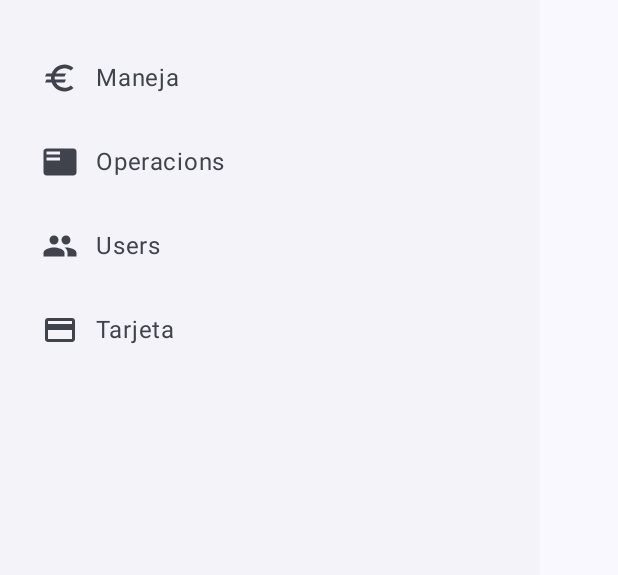
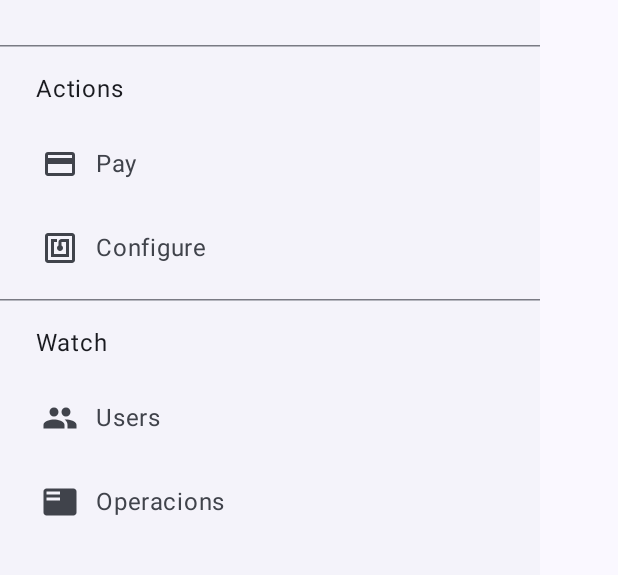
Before and after one commit to Pablito2020/MontCoin, an Android app built with Jetpack Compose: the composable AppDrawer called with empty values, on a phone screen of 412 x 824 dp, the part 72-647 px from its top. Run offline under Robolectric (Android 15) with nearby library versions, the phone set to English and light mode, and no system bars.

Commit message:
feat: improved app drawer design

```diff
--- a/app/src/main/java/com/pablofraile/montcoin/ui/routes/AppDrawer.kt
+++ b/app/src/main/java/com/pablofraile/montcoin/ui/routes/AppDrawer.kt
@@ -1,6 +1,7 @@
 package com.pablofraile.montcoin.ui.routes
 
 import android.content.res.Configuration.UI_MODE_NIGHT_YES
+import android.content.res.Resources.Theme
 import androidx.compose.foundation.layout.Row
 import androidx.compose.foundation.layout.padding
 import androidx.compose.material.icons.Icons
@@ -9,8 +10,12 @@ import androidx.compose.material.icons.filled.CreditCard
 import androidx.compose.material.icons.filled.Euro
 import androidx.compose.material.icons.filled.FeaturedPlayList
 import androidx.compose.material.icons.filled.Home
+import androidx.compose.material.icons.filled.Nfc
 import androidx.compose.material.icons.filled.People
+import androidx.compose.material3.Divider
+import androidx.compose.material3.HorizontalDivider
 import androidx.compose.material3.Icon
+import androidx.compose.material3.MaterialTheme
 import androidx.compose.material3.ModalDrawerSheet
 import androidx.compose.material3.NavigationDrawerItem
 import androidx.compose.material3.NavigationDrawerItemDefaults
@@ -35,19 +40,33 @@ fun AppDrawer(
         MontCoinLogo(
             modifier = Modifier.padding(horizontal = 28.dp, vertical = 24.dp)
         )
+        HorizontalDivider(modifier = Modifier.padding(vertical = 6.dp))
+        Text(
+            text = "Actions",
+            modifier = Modifier.padding(vertical = 10.dp, horizontal = 24.dp),
+            fontStyle = MaterialTheme.typography.headlineLarge.fontStyle,
+            color = MaterialTheme.colorScheme.onSurface
+        )
         NavigationDrawerItem(
-            label = { Text(text = "Maneja") },
-            icon = { Icon(Icons.Filled.Euro, null) },
+            label = { Text(text = "Pay") },
+            icon = { Icon(Icons.Filled.CreditCard, null) },
             selected = currentRoute == MontCoinDestinations.OPERATION_ROUTE,
             onClick = { navigateToOperation(); closeDrawer() },
             modifier = Modifier.padding(NavigationDrawerItemDefaults.ItemPadding)
         )
         NavigationDrawerItem(
-            label = { Text("Operacions") },
-            icon = { Icon(Icons.AutoMirrored.Filled.FeaturedPlayList, null) },
-            selected = currentRoute == MontCoinDestinations.OPERATIONS_ROUTE,
-            onClick = { navigateToTransactions(); closeDrawer() },
+            label = { Text("Configure") },
+            icon = { Icon(Icons.Filled.Nfc, null) },
+            selected = currentRoute == MontCoinDestinations.WRITE_CARD,
+            onClick = { navigateToWriteCard(); closeDrawer() },
             modifier = Modifier.padding(NavigationDrawerItemDefaults.ItemPadding)
+        )
+        HorizontalDivider(modifier = Modifier.padding(vertical = 6.dp))
+        Text(
+            text = "Watch",
+            modifier = Modifier.padding(vertical = 10.dp, horizontal = 24.dp),
+            fontStyle = MaterialTheme.typography.headlineLarge.fontStyle,
+            color = MaterialTheme.colorScheme.onSurface
         )
         NavigationDrawerItem(
             label = { Text("Users") },
@@ -57,10 +76,10 @@ fun AppDrawer(
             modifier = Modifier.padding(NavigationDrawerItemDefaults.ItemPadding)
         )
         NavigationDrawerItem(
-            label = { Text("Tarjeta") },
-            icon = { Icon(Icons.Filled.CreditCard, null) },
-            selected = currentRoute == MontCoinDestinations.WRITE_CARD,
-            onClick = { navigateToWriteCard(); closeDrawer() },
+            label = { Text("Operacions") },
+            icon = { Icon(Icons.AutoMirrored.Filled.FeaturedPlayList, null) },
+            selected = currentRoute == MontCoinDestinations.OPERATIONS_ROUTE,
+            onClick = { navigateToTransactions(); closeDrawer() },
             modifier = Modifier.padding(NavigationDrawerItemDefaults.ItemPadding)
         )
     }
```
